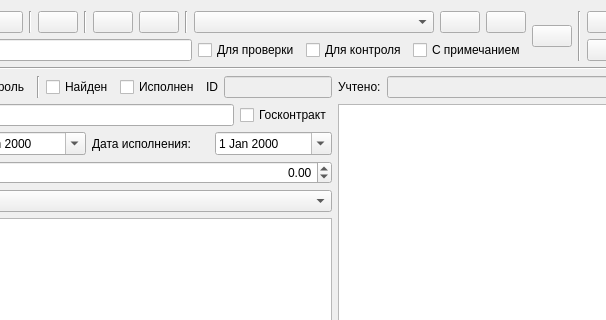
First picture: the form in formcontract.ui, repository GorINIch73/Audit, before the edit; both pictures show x 166 to 772 and y 0 to 320 of the 951 by 594 pixel window.
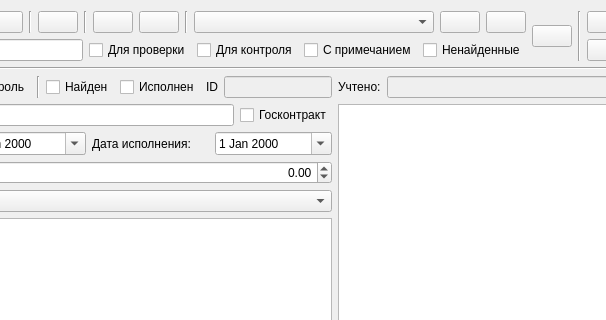
Second picture: the form after the edit. Icons and pictures are not drawn.

Commit message: добавил фильтр на ненайденные контракты

Diff of the .ui file:
```diff
--- a/formcontract.ui
+++ b/formcontract.ui
@@ -234,6 +234,16 @@
            </property>
           </widget>
          </item>
+         <item>
+          <widget class="QCheckBox" name="checkBox_noFind">
+           <property name="toolTip">
+            <string>Фильтр на ненайденные контракты выбранные для проверки</string>
+           </property>
+           <property name="text">
+            <string>Ненайденные</string>
+           </property>
+          </widget>
+         </item>
         </layout>
        </item>
       </layout>
```
The commit also changes 3 other files.
